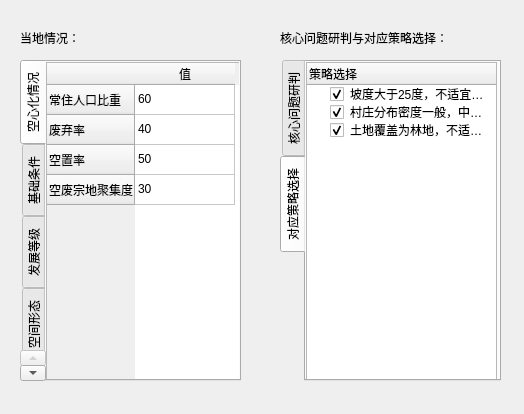
Qt form wenti_celueform.ui (herow/youxuan) before a commit.
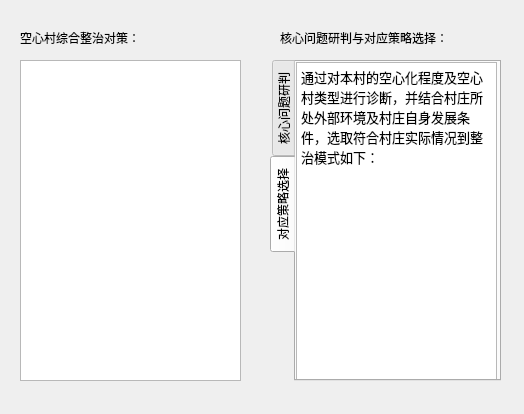
The same form after that commit.

```diff
--- a/wenti_celueform.ui
+++ b/wenti_celueform.ui
@@ -13,121 +13,25 @@
   <property name="windowTitle">
    <string>核心问题研判与对应策略选择</string>
   </property>
-  <widget class="QTabWidget" name="tabWidget">
-   <property name="geometry">
-    <rect>
-     <x>20</x>
-     <y>60</y>
-     <width>221</width>
-     <height>321</height>
-    </rect>
-   </property>
-   <property name="tabPosition">
-    <enum>QTabWidget::West</enum>
-   </property>
-   <property name="currentIndex">
-    <number>0</number>
-   </property>
-   <widget class="QWidget" name="tab">
-    <attribute name="title">
-     <string>空心化情况</string>
-    </attribute>
-    <widget class="QTableWidget" name="tableWidget">
-     <property name="geometry">
-      <rect>
-       <x>0</x>
-       <y>0</y>
-       <width>201</width>
-       <height>321</height>
-      </rect>
-     </property>
-     <row>
-      <property name="text">
-       <string>常住人口比重</string>
-      </property>
-     </row>
-     <row>
-      <property name="text">
-       <string>废弃率</string>
-      </property>
-     </row>
-     <row>
-      <property name="text">
-       <string>空置率</string>
-      </property>
-     </row>
-     <row>
-      <property name="text">
-       <string>空废宗地聚集度</string>
-      </property>
-     </row>
-     <column>
-      <property name="text">
-       <string>值</string>
-      </property>
-     </column>
-     <item row="0" column="0">
-      <property name="text">
-       <string>60</string>
-      </property>
-     </item>
-     <item row="1" column="0">
-      <property name="text">
-       <string>40</string>
-      </property>
-     </item>
-     <item row="2" column="0">
-      <property name="text">
-       <string>50</string>
-      </property>
-     </item>
-     <item row="3" column="0">
-      <property name="text">
-       <string>30</string>
-      </property>
-     </item>
-    </widget>
-   </widget>
-   <widget class="QWidget" name="tab_2">
-    <attribute name="title">
-     <string>基础条件</string>
-    </attribute>
-   </widget>
-   <widget class="QWidget" name="tab_3">
-    <attribute name="title">
-     <string>发展等级</string>
-    </attribute>
-   </widget>
-   <widget class="QWidget" name="tab_4">
-    <attribute name="title">
-     <string>空间形态</string>
-    </attribute>
-   </widget>
-   <widget class="QWidget" name="tab_5">
-    <attribute name="title">
-     <string>特殊情况</string>
-    </attribute>
-   </widget>
-  </widget>
   <widget class="QLabel" name="label">
    <property name="geometry">
     <rect>
      <x>20</x>
      <y>30</y>
-     <width>101</width>
+     <width>161</width>
      <height>16</height>
     </rect>
    </property>
    <property name="text">
-    <string>当地情况：</string>
+    <string>空心村综合整治对策：</string>
    </property>
   </widget>
-  <widget class="QTabWidget" name="tabWidget_2">
+  <widget class="QTabWidget" name="tabWidget">
    <property name="geometry">
     <rect>
-     <x>280</x>
+     <x>270</x>
      <y>60</y>
-     <width>221</width>
+     <width>231</width>
      <height>321</height>
     </rect>
    </property>
@@ -137,7 +41,7 @@
    <property name="currentIndex">
     <number>1</number>
    </property>
-   <widget class="QWidget" name="tab_6">
+   <widget class="QWidget" name="tab_1">
     <attribute name="title">
      <string>核心问题研判</string>
     </attribute>
@@ -159,51 +63,27 @@
      </property>
     </widget>
    </widget>
-   <widget class="QWidget" name="tab_7">
+   <widget class="QWidget" name="tab_2">
     <attribute name="title">
      <string>对应策略选择</string>
     </attribute>
-    <widget class="QTreeWidget" name="treeWidget">
+    <widget class="QTextEdit" name="textEditStrategy">
      <property name="geometry">
       <rect>
        <x>0</x>
        <y>0</y>
-       <width>191</width>
+       <width>201</width>
        <height>321</height>
       </rect>
      </property>
-     <column>
-      <property name="text">
-       <string>策略选择</string>
-      </property>
-     </column>
-     <item>
-      <property name="text">
-       <string>坡度大于25度，不适宜居住，应迁出，原宅基地复垦为林地</string>
-      </property>
-      <property name="toolTip">
-       <string extracomment="不适宜居住，应迁出，原宅基地复垦为林地"/>
-      </property>
-      <property name="checkState">
-       <enum>Checked</enum>
-      </property>
-     </item>
-     <item>
-      <property name="text">
-       <string>村庄分布密度一般，中心村整合</string>
-      </property>
-      <property name="checkState">
-       <enum>Checked</enum>
-      </property>
-     </item>
-     <item>
-      <property name="text">
-       <string>土地覆盖为林地，不适宜开发建设</string>
-      </property>
-      <property name="checkState">
-       <enum>Checked</enum>
-      </property>
-     </item>
+     <property name="html">
+      <string>&lt;!DOCTYPE HTML PUBLIC &quot;-//W3C//DTD HTML 4.0//EN&quot; &quot;http://www.w3.org/TR/REC-html40/strict.dtd&quot;&gt;
+&lt;html&gt;&lt;head&gt;&lt;meta name=&quot;qrichtext&quot; content=&quot;1&quot; /&gt;&lt;style type=&quot;text/css&quot;&gt;
+p, li { white-space: pre-wrap; }
+&lt;/style&gt;&lt;/head&gt;&lt;body style=&quot; font-family:'Sans'; font-size:10pt; font-weight:400; font-style:normal;&quot;&gt;
+&lt;p style=&quot; margin-top:0px; margin-bottom:0px; margin-left:0px; margin-right:0px; -qt-block-indent:0; text-indent:0px;&quot;&gt;通过对本村的空心化程度及空心村类型进行诊断，并结合村庄所处外部环境及村庄自身发展条件，选取符合村庄实际情况到整治模式如下：&lt;/p&gt;
+&lt;p style=&quot;-qt-paragraph-type:empty; margin-top:0px; margin-bottom:0px; margin-left:0px; margin-right:0px; -qt-block-indent:0; text-indent:0px;&quot;&gt;&lt;br /&gt;&lt;/p&gt;&lt;/body&gt;&lt;/html&gt;</string>
+     </property>
     </widget>
    </widget>
   </widget>
@@ -220,6 +100,20 @@
     <string>核心问题研判与对应策略选择：</string>
    </property>
   </widget>
+  <widget class="QTableView" name="tableView">
+   <property name="geometry">
+    <rect>
+     <x>20</x>
+     <y>60</y>
+     <width>221</width>
+     <height>321</height>
+    </rect>
+   </property>
+  </widget>
+  <zorder>label</zorder>
+  <zorder>label_2</zorder>
+  <zorder>tableView</zorder>
+  <zorder>tabWidget</zorder>
  </widget>
  <resources/>
  <connections/>
```
Left out of the diff: 7 changed lines with no effect on the pictures.
